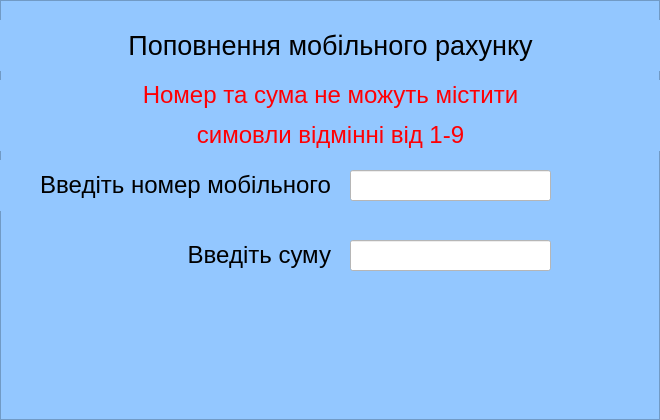
The window that classes/gui/AddMoneyToMobileAccount.ui (TheBiggestDaddy/ATM) describes before a commit, drawn with Qt 5.
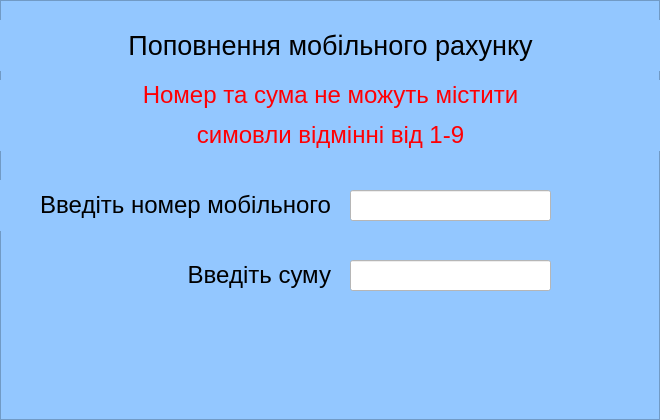
The same window after the commit.

```diff
--- a/classes/gui/AddMoneyToMobileAccount.ui
+++ b/classes/gui/AddMoneyToMobileAccount.ui
@@ -34,7 +34,7 @@
    <property name="geometry">
     <rect>
      <x>350</x>
-     <y>240</y>
+     <y>260</y>
      <width>201</width>
      <height>31</height>
     </rect>
@@ -61,7 +61,7 @@
    <property name="geometry">
     <rect>
      <x>0</x>
-     <y>160</y>
+     <y>180</y>
      <width>331</width>
      <height>51</height>
     </rect>
@@ -77,7 +77,7 @@
    <property name="geometry">
     <rect>
      <x>30</x>
-     <y>230</y>
+     <y>250</y>
      <width>301</width>
      <height>51</height>
     </rect>
@@ -112,7 +112,7 @@
    <property name="geometry">
     <rect>
      <x>350</x>
-     <y>170</y>
+     <y>190</y>
      <width>201</width>
      <height>31</height>
     </rect>
```
